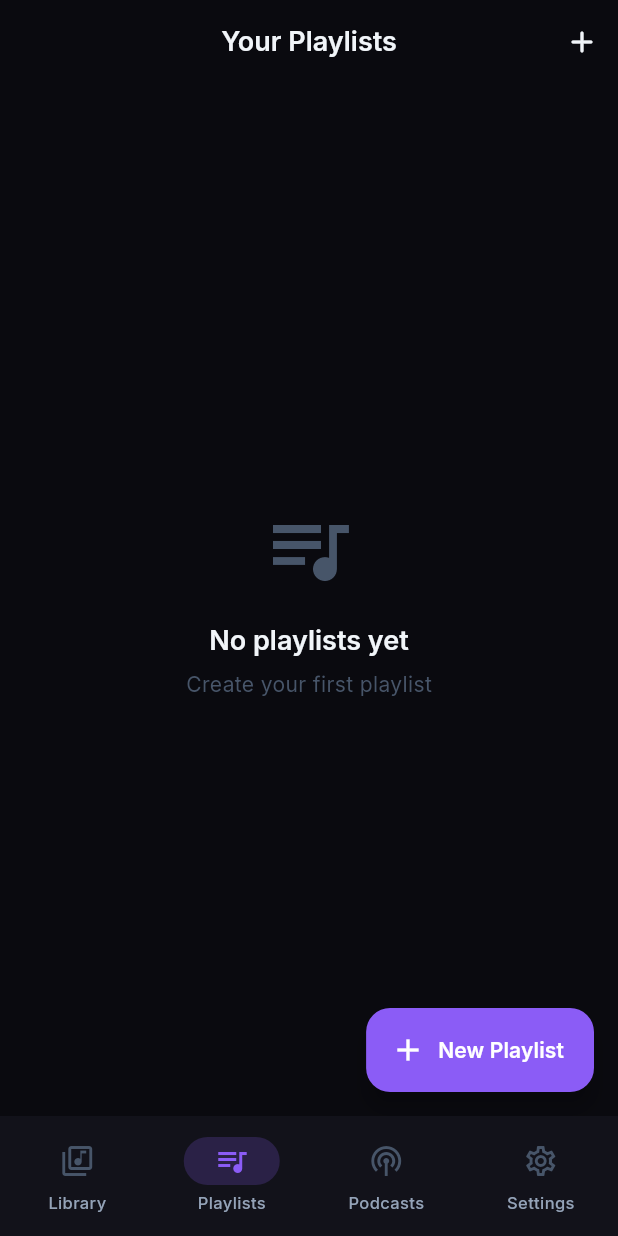
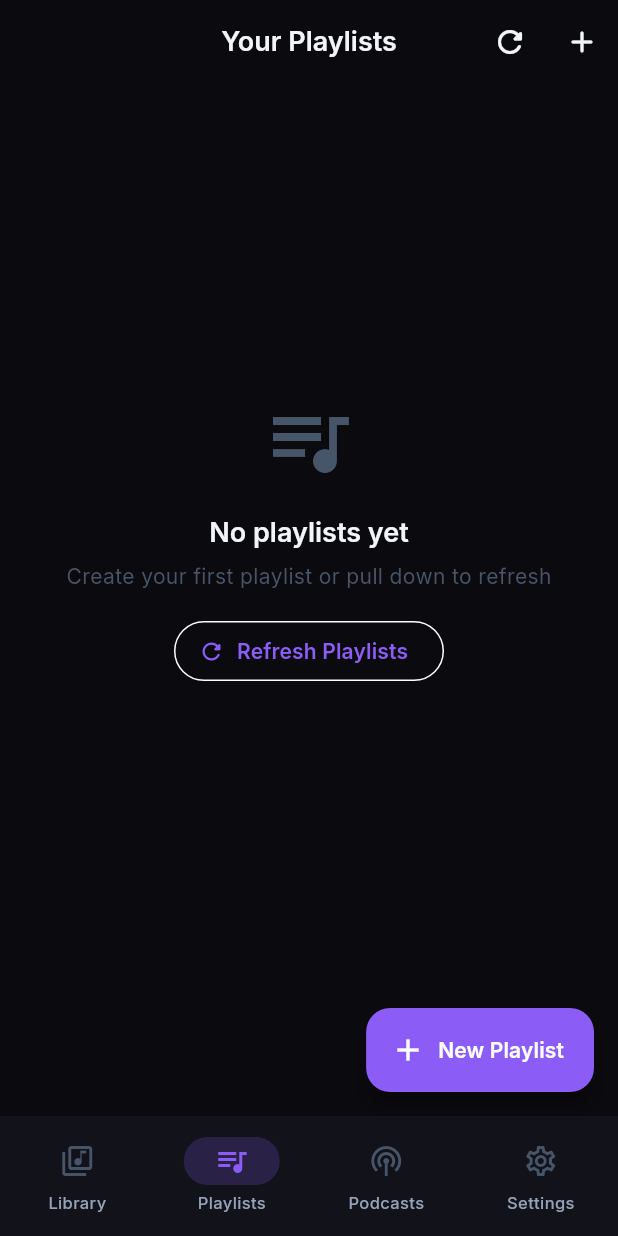
Before and after one commit to Skeeter2600/Riffhouse, a Flutter app: the PlaylistsScreen screen opened by its route, on a phone screen of 412 x 824 dp. Run offline on Flutter 3.47's test engine with Material 3 defaults, Android fonts, the light colour scheme and no system bars; our stand-ins replace audio_service, cached_network_image, dio, drift, flutter_animate, flutter_cache_manager and 8 more; missing offline and left inert: audio_session; accounts and stored records are empty; generated files the repository leaves out were written again.

Commit message:
updated to fix library visibility and hiding smart mixes from recently played. Plus logo updates

```diff
--- a/lib/router/app_router.dart
+++ b/lib/router/app_router.dart
@@ -3,6 +3,8 @@ import 'package:flutter_riverpod/flutter_riverpod.dart';
 import 'package:go_router/go_router.dart';
 
 import '../providers/auth_provider.dart';
+import '../services/jellyfin_service.dart';
+
 import '../screens/album_detail_screen.dart';
 import '../screens/artist_detail_screen.dart';
 import '../screens/library_screen.dart';
@@ -36,19 +38,41 @@ class _ShellScaffold extends ConsumerStatefulWidget {
 }
 
 class _ShellScaffoldState extends ConsumerState<_ShellScaffold> {
+  bool _initialRefreshDone = false;
+
   @override
   void initState() {
     super.initState();
-    // Eagerly warm the library cache so search is instant when the user opens
-    // it. We fire this after the first frame so the build is not blocked.
+    // Defer the initial library refresh until the JellyfinService is actually
+    // available. Calling refresh() while service == null sets state to
+    // AsyncData([]) and wipes out whatever the local DB cache had, making
+    // all songs/playlists disappear until the next manual pull-to-refresh.
+    //
+    // We check once after the first frame. If service is already ready we
+    // refresh immediately. If not, the listen() in build() will pick it up
+    // on the first non-null emission from jellyfinServiceProvider.
     WidgetsBinding.instance.addPostFrameCallback((_) {
-      // Preload library data in background (running asynchronously).
-      // This warms the cache for Library, Playlists, and Smart Mixes.
-      ref.read(tracksProvider);
-      ref.read(albumsProvider);
-      ref.read(artistsProvider);
-      ref.read(playlistsProvider);
+      _tryInitialRefresh();
     });
+  }
+
+  void _tryInitialRefresh() {
+    if (_initialRefreshDone) {
+      debugPrint('[ShellScaffold._tryInitialRefresh] Already done, skipping');
+      return;
+    }
+    final service = ref.read(jellyfinServiceProvider);
+    debugPrint('[ShellScaffold._tryInitialRefresh] service=${service != null ? "READY" : "NULL"}');
+    if (service == null) {
+      debugPrint('[ShellScaffold._tryInitialRefresh] service null → waiting for listener');
+      return; // build()'s listen will trigger this later
+    }
+    _initialRefreshDone = true;
+    debugPrint('[ShellScaffold._tryInitialRefresh] Triggering refresh for all providers');
+    ref.read(playlistsProvider.notifier).refresh();
+    ref.read(albumsProvider.notifier).refresh();
+    ref.read(artistsProvider.notifier).refresh();
+    ref.read(tracksProvider.notifier).refresh();
   }
 
   @override
@@ -56,7 +80,18 @@ class _ShellScaffoldState extends ConsumerState<_ShellScaffold> {
     // Keep Android Auto synced with background library data updates
     ref.watch(androidAutoSyncProvider);
 
+    // Trigger the initial library refresh the moment the Jellyfin service
+    // becomes available (i.e. after the async session restore completes).
+    // This is a no-op if _tryInitialRefresh() already ran in initState.
+    ref.listen<JellyfinService?>(jellyfinServiceProvider, (previous, next) {
+      debugPrint('[ShellScaffold.listen] jellyfinServiceProvider changed: ${previous != null ? "was READY" : "was NULL"} → ${next != null ? "now READY" : "now NULL"}');
+      if (previous == null && next != null) {
+        _tryInitialRefresh();
+      }
+    });
+
     final currentIndex = widget.navigationShell.currentIndex;
+
 
     return PopScope(
       canPop: currentIndex == 0,
--- a/lib/screens/library_screen.dart
+++ b/lib/screens/library_screen.dart
@@ -164,8 +164,18 @@ class _LibraryScreenState extends ConsumerState<LibraryScreen> {
       },
       child: Scaffold(
         backgroundColor: AppColors.background,
-        body: CustomScrollView(
-          slivers: [
+        body: RefreshIndicator(
+          onRefresh: () async {
+            await Future.wait([
+              ref.read(albumsProvider.notifier).refresh(),
+              ref.read(playlistsProvider.notifier).refresh(),
+              ref.read(artistsProvider.notifier).refresh(),
+              ref.read(tracksProvider.notifier).refresh(),
+            ]);
+          },
+          child: CustomScrollView(
+            physics: const AlwaysScrollableScrollPhysics(),
+            slivers: [
             // ── App Bar & Evident Search Bar ─────────────────────────────────────
             SliverToBoxAdapter(
               child: Padding(
@@ -234,6 +244,7 @@ class _LibraryScreenState extends ConsumerState<LibraryScreen> {
             else
               ..._buildLibrarySlivers(context, albumsAsync),
           ],
+        ),
         ),
       ),
     );
--- a/lib/screens/playlists_screen.dart
+++ b/lib/screens/playlists_screen.dart
@@ -36,6 +36,11 @@ class _PlaylistsScreenState extends ConsumerState<PlaylistsScreen> {
         title: const Text('Your Playlists'),
         actions: [
           IconButton(
+            icon: const Icon(Icons.refresh_rounded),
+            tooltip: 'Refresh Playlists',
+            onPressed: () => ref.read(playlistsProvider.notifier).refresh(),
+          ),
+          IconButton(
             icon: const Icon(Icons.add_rounded),
             onPressed: () => _showCreateDialog(context, ref),
           ),
@@ -43,11 +48,32 @@ class _PlaylistsScreenState extends ConsumerState<PlaylistsScreen> {
       ),
       body: playlistsAsync.when(
         loading: () => _buildShimmer(),
-        error: (e, _) => Center(
-            child: Text('Error: $e',
-                style: const TextStyle(color: AppColors.textMuted))),
+        error: (e, _) => RefreshIndicator(
+          onRefresh: () => ref.read(playlistsProvider.notifier).refresh(),
+          child: ListView(
+            physics: const AlwaysScrollableScrollPhysics(),
+            children: [
+              SizedBox(height: MediaQuery.of(context).size.height * 0.3),
+              Center(
+                child: Column(
+                  mainAxisSize: MainAxisSize.min,
+                  children: [
+                    Text('Error loading playlists: $e',
+                        style: const TextStyle(color: AppColors.textMuted)),
+                    const SizedBox(height: 12),
+                    OutlinedButton.icon(
+                      icon: const Icon(Icons.refresh_rounded, size: 18),
+                      label: const Text('Retry'),
+                      onPressed: () => ref.read(playlistsProvider.notifier).refresh(),
+                    ),
+                  ],
+                ),
+              ),
+            ],
+          ),
+        ),
         data: (playlists) {
-          if (playlists.isEmpty) return _emptyState(context);
+          if (playlists.isEmpty) return _emptyState(context, ref);
 
           final q = _filterQuery.trim().toLowerCase();
           final filtered = q.isEmpty
@@ -56,7 +82,9 @@ class _PlaylistsScreenState extends ConsumerState<PlaylistsScreen> {
                   .where((p) => p.name.toLowerCase().contains(q))
                   .toList();
 
-          return Column(
+          return RefreshIndicator(
+            onRefresh: () => ref.read(playlistsProvider.notifier).refresh(),
+            child: Column(
               children: [
                 Padding(
                   padding: const EdgeInsets.fromLTRB(16, 8, 16, 8),
@@ -101,7 +129,11 @@ class _PlaylistsScreenState extends ConsumerState<PlaylistsScreen> {
                 ),
                 Expanded(
                   child: filtered.isEmpty
-                    ? Center(
+                      ? ListView(
+                          physics: const AlwaysScrollableScrollPhysics(),
+                          children: [
+                            SizedBox(height: MediaQuery.of(context).size.height * 0.2),
+                            Center(
                               child: Column(
                                 mainAxisSize: MainAxisSize.min,
                                 children: [
@@ -115,8 +147,11 @@ class _PlaylistsScreenState extends ConsumerState<PlaylistsScreen> {
                                   ),
                                 ],
                               ),
+                            ),
+                          ],
                         )
                       : GridView.builder(
+                          physics: const AlwaysScrollableScrollPhysics(),
                           padding: const EdgeInsets.symmetric(
                               horizontal: 16, vertical: 12),
                           gridDelegate:
@@ -132,6 +167,7 @@ class _PlaylistsScreenState extends ConsumerState<PlaylistsScreen> {
                         ),
                 ),
               ],
+            ),
           );
         },
       ),
@@ -167,8 +203,14 @@ class _PlaylistsScreenState extends ConsumerState<PlaylistsScreen> {
     );
   }
 
-  Widget _emptyState(BuildContext context) {
-    return Center(
+  Widget _emptyState(BuildContext context, WidgetRef ref) {
+    return RefreshIndicator(
+      onRefresh: () => ref.read(playlistsProvider.notifier).refresh(),
+      child: ListView(
+        physics: const AlwaysScrollableScrollPhysics(),
+        children: [
+          SizedBox(height: MediaQuery.of(context).size.height * 0.25),
+          Center(
             child: Column(
               mainAxisSize: MainAxisSize.min,
               children: [
@@ -178,8 +220,17 @@ class _PlaylistsScreenState extends ConsumerState<PlaylistsScreen> {
                 Text('No playlists yet',
                     style: Theme.of(context).textTheme.headlineSmall),
                 const SizedBox(height: 8),
-          const Text('Create your first playlist',
+                const Text('Create your first playlist or pull down to refresh',
                     style: TextStyle(color: AppColors.textMuted)),
+                const SizedBox(height: 16),
+                OutlinedButton.icon(
+                  icon: const Icon(Icons.refresh_rounded, size: 18),
+                  label: const Text('Refresh Playlists'),
+                  onPressed: () => ref.read(playlistsProvider.notifier).refresh(),
+                ),
+              ],
+            ),
+          ),
         ],
       ),
     );
--- a/pubspec.yaml
+++ b/pubspec.yaml
@@ -84,6 +84,12 @@ flutter:
 
 flutter_launcher_icons:
   android: true
+  ios: true
+  web:
+    generate: true
+    image_path: "assets/images/logo.png"
+    background_color: "#0A0A0F"
+    theme_color: "#0A0A0F"
   image_path: "assets/images/logo.png"
   min_sdk_android: 21
   adaptive_icon_background: "#0A0A0F"
```
Also changed, not shown: lib/providers/auth_provider.dart (+58 -6 lines), lib/providers/library_provider.dart (+199 -25 lines), lib/screens/smart_mix_detail_screen.dart (+17 -24 lines), lib/services/jellyfin_service.dart (+65 -2 lines), 31 other files. Lines whose indentation alone changed are shown as unchanged.
